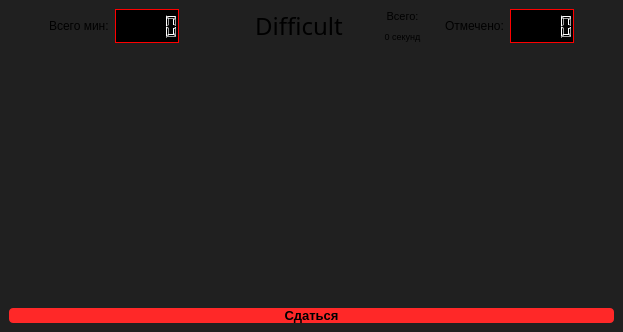
Old version of the form src/Game.ui in the repository Leksusmart/Minesweeper.
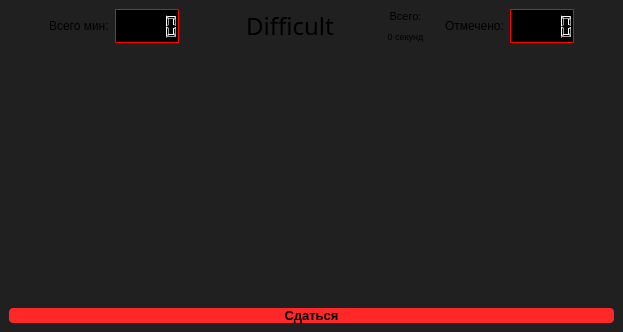
New version of the form. Icons and pictures are not drawn.

```diff
--- a/src/Game.ui
+++ b/src/Game.ui
@@ -144,6 +144,19 @@
         </property>
        </widget>
       </item>
+      <item>
+       <spacer name="horizontalSpacer_10">
+        <property name="orientation">
+         <enum>Qt::Orientation::Horizontal</enum>
+        </property>
+        <property name="sizeHint" stdset="0">
+         <size>
+          <width>40</width>
+          <height>20</height>
+         </size>
+        </property>
+       </spacer>
+      </item>
       <item>
        <spacer name="horizontalSpacer_2">
         <property name="orientation">
```
